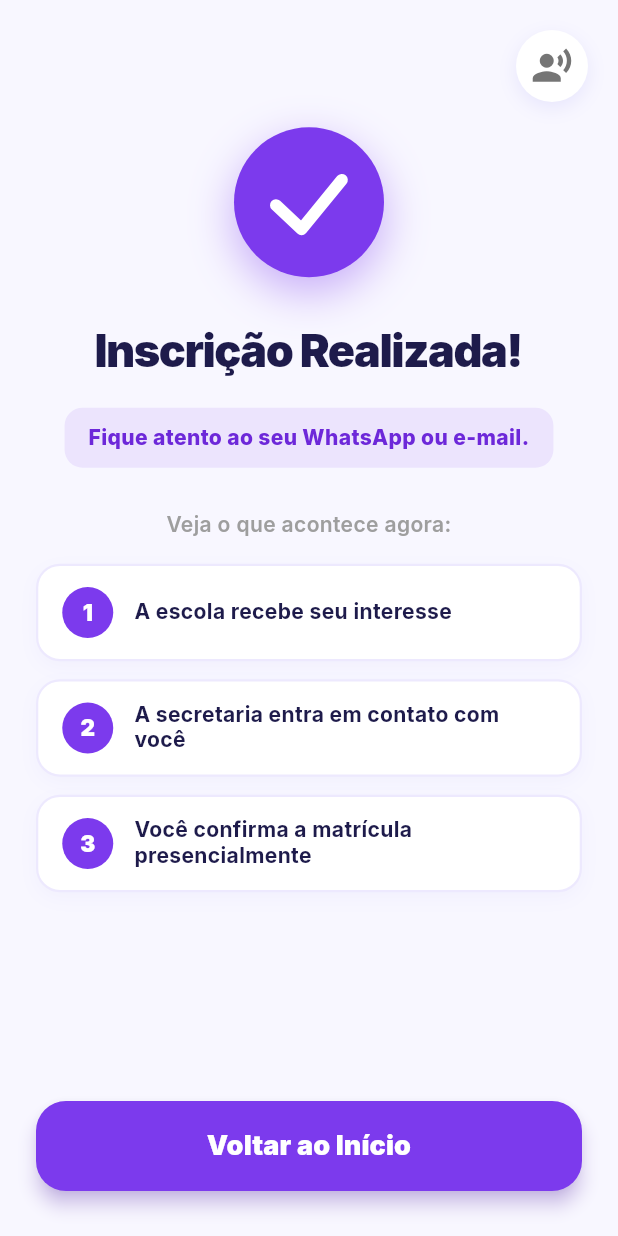
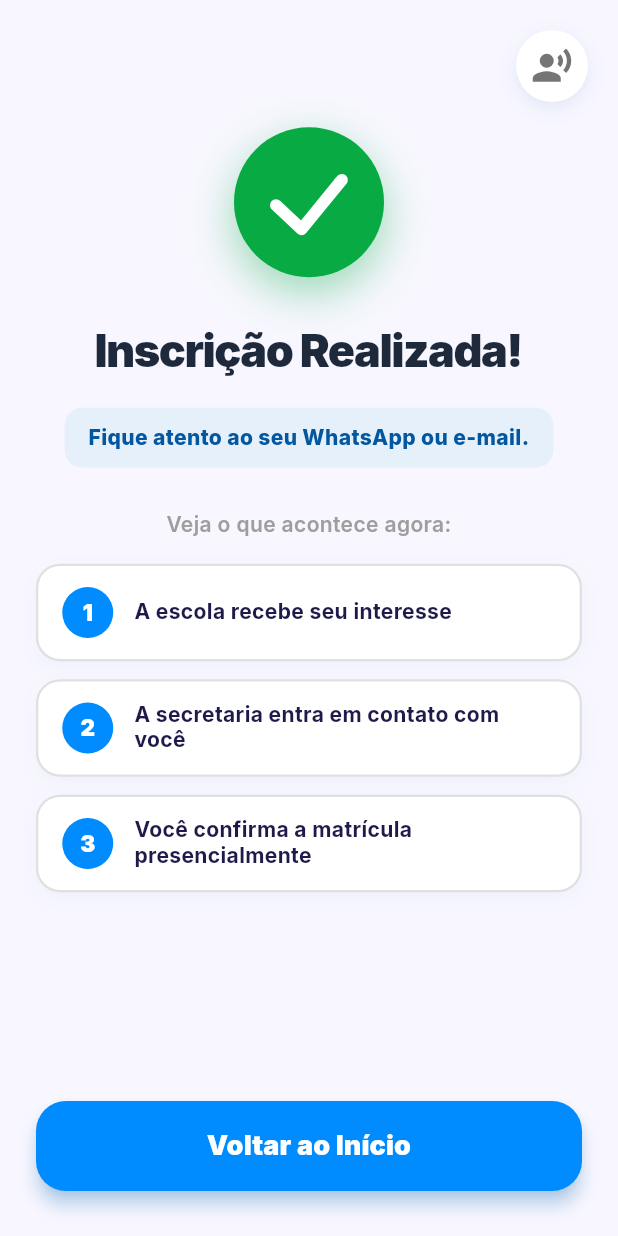
Before and after one commit to Edson-Edu/vem-pra-eja, a Flutter app: the TelaSucesso screen opened directly, on a phone screen of 412 x 824 dp. Run offline on Flutter 3.47's test engine with Material 3 defaults, Android fonts, the phone set to English and light mode, and no system bars; our stand-ins replace animate_do, confetti, device_preview, flutter_tts, geolocator, google_fonts and 2 more; accounts and stored records are empty.

Commit message:
Refatoracao do arquivo paleta, Correcao dos Ponteiros, Datas, Janta.

```diff
--- a/lib/paleta.dart
+++ b/lib/paleta.dart
@@ -38,4 +38,51 @@
 
   /// Laranja/Vermelho - Para os alertas e erros do formulário.
   static const Color erro = Color(0xFFF97316);
+
+
+  // ==========================================
+  // CORES ESPECÍFICAS DA TELA DE CADASTRO
+  // ==========================================
+
+  /// Fundo da tela de cadastro
+  static const Color fundoCadastro = Color(0xFFF2F3F6); // Cinza super claro
+
+  /// Textos de título ("Nome da Escola", "DADOS DE CONTATO")
+  static const Color textoTituloCadastro = Color(0xFF1E293B); // Azul muito escuro
+
+  /// Subtítulo "Você está se inscrevendo na escola..."
+  static const Color textoSubtituloCadastro = Color(0xFF4E8AFB); // Azul médio
+
+  /// Ícones principais do formulário e botões secundários
+  static const Color iconeAcaoCadastro = Color(0xFF0257A0); // Azul oficial da prefeitura
+
+  /// Cor da sombra ao redor dos cartões brancos
+  static const Color sombraFormularioCadastro = Color(0xFF0257A0);
+
+  /// Fundo e texto da Tag que mostra o Nível selecionado
+  static const Color fundoTagNivelCadastro = Color(0xFFE6F0FA); // Azul bem clarinho
+  static const Color textoTagNivelCadastro = Color(0xFF0257A0);
+
+  /// Fundo e texto da Tag que mostra o Turno selecionado
+  static const Color fundoTagTurnoCadastro = Color(0xFFD6E8FA);
+  static const Color textoTagTurnoCadastro = Color(0xFF0257A0);
+
+  /// Cor principal do botão gigante de "Realizar Pré-Inscrição"
+  static const Color botaoPrincipalCadastro = Color(0xFF008BFF); // Azul vibrante
+
+
+  // ==========================================
+  // CORES ESPECÍFICAS DA TELA DE SUCESSO
+  // ==========================================
+
+  /// Cor principal de sucesso (Verde) para a bolinha do Check
+  static const Color corCheckSucesso = Color.fromARGB(255, 7, 170, 67);
+
+  /// Fundo e texto do banner de aviso ("Fique atento...")
+  static const Color fundoAvisoSucesso = Color(0xFFE6F0FA); // Azul clarinho
+  static const Color textoAvisoSucesso = Color(0xFF0257A0); // Azul oficial da prefeitura
+
+  /// Cor das bolinhas dos passos numerados (1, 2, 3)
+  static const Color bolinhaPassoSucesso = Color(0xFF008BFF); // Azul vibrante
+
 }
--- a/lib/telas/tela_sucesso.dart
+++ b/lib/telas/tela_sucesso.dart
@@ -3,6 +3,7 @@
 import 'package:animate_do/animate_do.dart';
 import 'package:confetti/confetti.dart';
 import 'dart:math';
+import '../paleta.dart';
 import 'tela_abertura.dart';
 import '../leitor_texto.dart';
 
@@ -69,12 +70,12 @@
           color: Colors.white,
           borderRadius: BorderRadius.circular(16),
           border: Border.all(
-            color: const Color(0xFFEDE9FE),
+            color: Colors.grey.shade300,
             width: 1.5,
           ),
           boxShadow: [
             BoxShadow(
-              color: const Color(0xFF4F46E5).withValues(alpha: 0.04),
+              color: Paleta.iconeAcaoCadastro.withValues(alpha: 0.04),
               blurRadius: 10,
               offset: const Offset(0, 4),
             )
@@ -86,7 +87,7 @@
               width: 34,
               height: 34,
               decoration: const BoxDecoration(
-                color: Color(0xFF7C3AED),
+                color: Paleta.bolinhaPassoSucesso,
                 shape: BoxShape.circle,
               ),
               child: Center(
@@ -139,11 +140,11 @@
                       width: 100,
                       height: 100,
                       decoration: BoxDecoration(
-                        color: const Color(0xFF7C3AED),
+                        color: Paleta.corCheckSucesso,
                         shape: BoxShape.circle,
                         boxShadow: [
                           BoxShadow(
-                            color: const Color(0xFF7C3AED).withValues(alpha: 0.4),
+                            color: Paleta.corCheckSucesso.withValues(alpha: 0.4),
                             blurRadius: 25,
                             offset: const Offset(0, 10),
                           ),
@@ -162,11 +163,11 @@
                       child: TextoAcessivel(
                         texto: 'Inscrição Realizada!',
                         alinhamento: TextAlign.center,
-                        corIcone: const Color(0xFF7C3AED),
+                        corIcone: Paleta.corCheckSucesso,
                         estilo: GoogleFonts.inter(
                           fontSize: 30,
                           fontWeight: FontWeight.w900,
-                          color: const Color(0xFF1E1B4B),
+                          color: Paleta.textoTituloCadastro,
                           letterSpacing: -1.0,
                         ),
                       ),
@@ -180,17 +181,17 @@
                     child: Container(
                       padding: const EdgeInsets.symmetric(horizontal: 16, vertical: 10),
                       decoration: BoxDecoration(
-                        color: const Color(0xFF7C3AED).withValues(alpha: 0.1),
+                        color: Paleta.fundoAvisoSucesso,
                         borderRadius: BorderRadius.circular(12),
                       ),
                       child: TextoAcessivel(
                         texto: 'Fique atento ao seu WhatsApp ou e-mail.',
                         alinhamento: TextAlign.center,
-                        corIcone: const Color(0xFF7C3AED),
+                        corIcone: Paleta.textoAvisoSucesso,
                         estilo: GoogleFonts.inter(
                           fontSize: 14,
                           fontWeight: FontWeight.w800,
-                          color: const Color(0xFF6D28D9),
+                          color: Paleta.textoAvisoSucesso,
                         ),
                       ),
                     ),
@@ -240,12 +241,12 @@
                       height: 60,
                       child: ElevatedButton(
                         style: ElevatedButton.styleFrom(
-                          backgroundColor: const Color(0xFF7C3AED),
+                          backgroundColor: Paleta.botaoPrincipalCadastro,
                           shape: RoundedRectangleBorder(
                             borderRadius: BorderRadius.circular(20),
                           ),
                           elevation: 5,
-                          shadowColor: const Color(0xFF7C3AED).withValues(alpha: 0.5),
+                          shadowColor: Paleta.botaoPrincipalCadastro.withValues(alpha: 0.5),
                         ),
                         onPressed: () {
                           pararVoz();
@@ -296,8 +297,8 @@
                   Colors.blue,
                   Colors.pink,
                   Colors.orange,
-                  Colors.purple,
-                  Color(0xFF7C3AED)
+                  Paleta.bolinhaPassoSucesso, // <-- Substituiu o roxo!
+                  Paleta.corCheckSucesso      // <-- Verde do check!
                 ],
               ),
             ),
@@ -311,7 +312,7 @@
                   shape: BoxShape.circle,
                   boxShadow: [
                     BoxShadow(
-                      color: const Color(0xFF4F46E5).withValues(alpha: 0.1),
+                      color: Paleta.iconeAcaoCadastro.withValues(alpha: 0.1),
                       blurRadius: 10,
                       offset: const Offset(0, 4),
                     ),
```
Also changed, not shown: lib/telas/tela_cadastro.dart (+22 -21 lines), lib/telas/tela_detalhes.dart (+20 -19 lines), lib/telas/tela_home.dart (+33 -24 lines), 1 other file.
